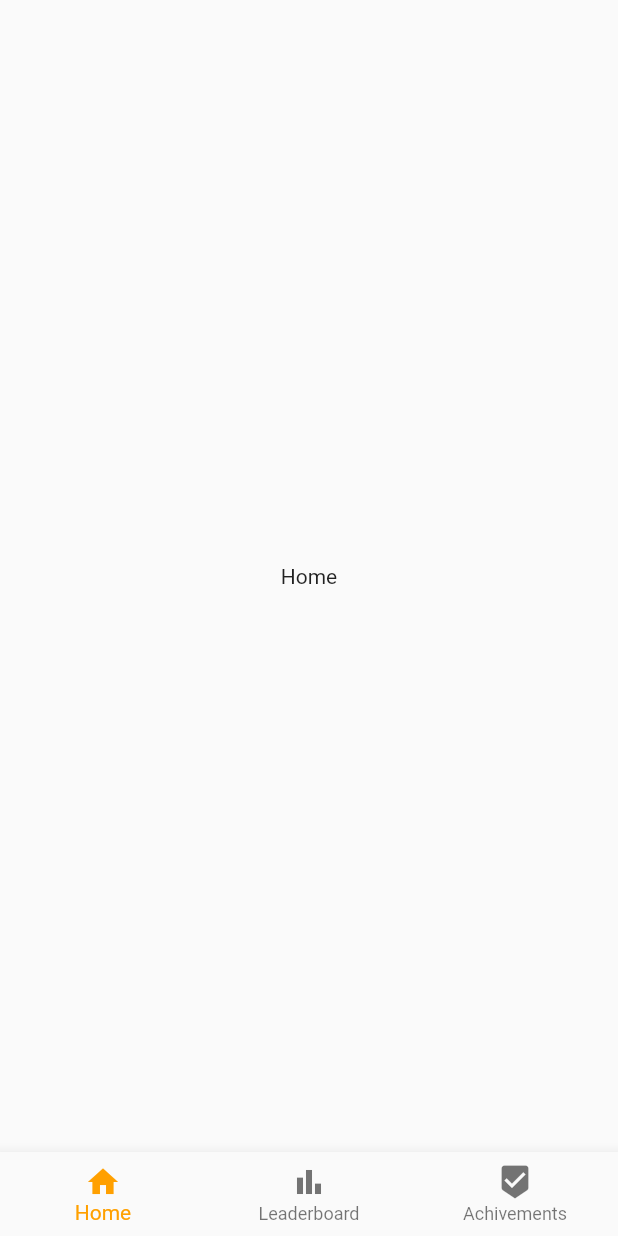
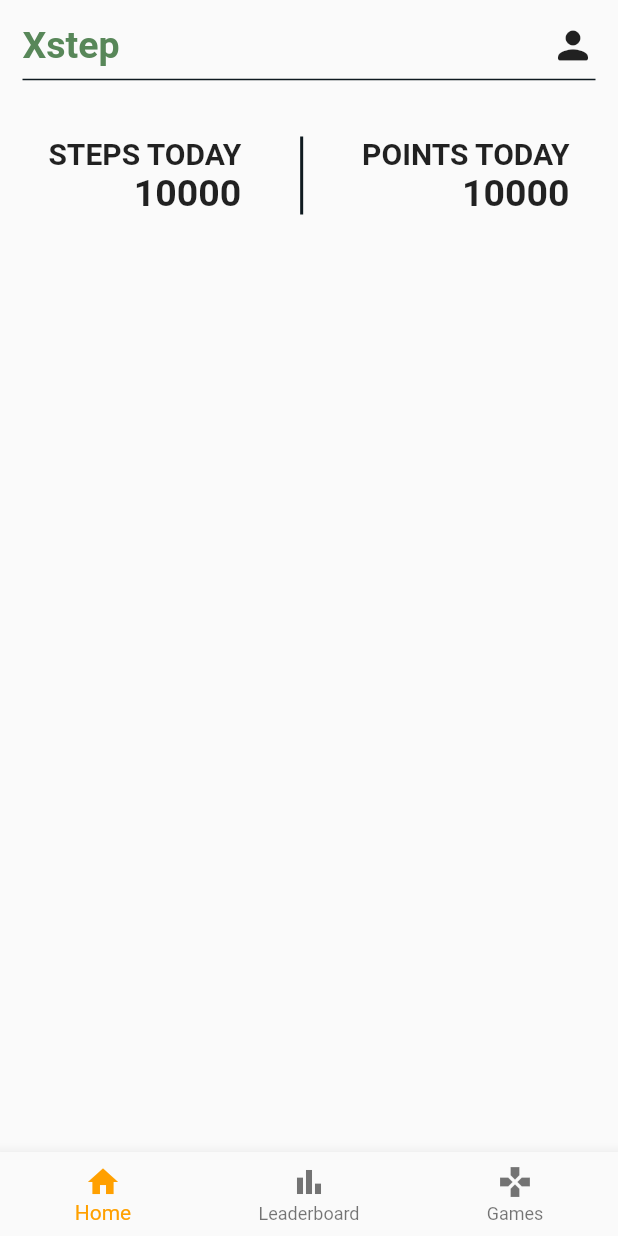
Before and after one commit to andrazadamic/xStep, a Flutter app: the screen it shows after launch, on a phone screen of 412 x 824 dp. Run offline on Flutter 3.47's test engine with Material 2 defaults, Android fonts, the light colour scheme and no system bars.

Commit message:
Some improvement on home page.

```diff
--- a/lib/home_page.dart
+++ /dev/null
@@ -1,15 +0,0 @@
-import 'package:flutter/material.dart';
-import 'package:flutter/widgets.dart';
-
-class HomePage extends StatelessWidget {
-  const HomePage({Key? key}) : super(key: key);
-
-  @override
-  Widget build(BuildContext context) {
-    return Container(
-      child: Center(
-        child: Text("Home"),
-      ),
-    );
-  }
-}
--- a/lib/main.dart
+++ b/lib/main.dart
@@ -1,8 +1,8 @@
 import 'package:flutter/material.dart';
 import 'package:flutter/widgets.dart';
-import 'home_page.dart';
-import 'leaderboard_page.dart';
-import 'games_page.dart';
+import 'pages/games_page.dart';
+import 'pages/leaderboard_page.dart';
+import 'pages/home_page.dart';
 
 void main() => runApp(const MyApp());
 
@@ -36,7 +36,7 @@
               BottomNavigationBarItem(
                   icon: Icon(Icons.bar_chart), label: "Leaderboard"),
               BottomNavigationBarItem(
-                  icon: Icon(Icons.beenhere), label: "Achivements")
+                  icon: Icon(Icons.gamepad), label: "Games"),
             ],
             currentIndex: _selectedIndex,
             onTap: _onItemTapped,
--- /dev/null
+++ b/lib/pages/home_page.dart
@@ -0,0 +1,93 @@
+import 'package:flutter/material.dart';
+import 'package:flutter/painting.dart';
+import 'package:flutter/widgets.dart';
+
+class HomePage extends StatelessWidget {
+  const HomePage({Key? key}) : super(key: key);
+
+  @override
+  Widget build(BuildContext context) {
+    return Container(
+      child: Column(
+        children: [
+          const SizedBox(
+            height: 15,
+          ),
+          Padding(
+            padding: const EdgeInsets.fromLTRB(15.0, 0, 15.0, 0),
+            child: Row(
+              mainAxisAlignment: MainAxisAlignment.spaceBetween,
+              children: const [
+                Text(
+                  "Xstep",
+                  textAlign: TextAlign.left,
+                  style: TextStyle(
+                      fontSize: 25,
+                      fontWeight: FontWeight.bold,
+                      color: Color(0xFF588759)),
+                ),
+                Icon(
+                  Icons.person_rounded,
+                  size: 30,
+                )
+              ],
+            ),
+          ),
+          const Divider(
+            indent: 15,
+            endIndent: 15,
+            thickness: 1,
+            color: Color(0xFF0F1A20),
+          ),
+          const SizedBox(
+            height: 30,
+          ),
+          IntrinsicHeight(
+            child: Row(
+              mainAxisAlignment: MainAxisAlignment.spaceEvenly,
+              children: [
+                Column(
+                  crossAxisAlignment: CrossAxisAlignment.end,
+                  children: const [
+                    Text(
+                      "STEPS TODAY",
+                      style:
+                          TextStyle(fontSize: 20, fontWeight: FontWeight.bold),
+                    ),
+                    Text(
+                      "10000",
+                      style:
+                          TextStyle(fontSize: 25, fontWeight: FontWeight.bold),
+                    )
+                  ],
+                ),
+                const VerticalDivider(
+                  thickness: 2,
+                  color: Color(0xFF0F1A20),
+                ),
+                Column(
+                  crossAxisAlignment: CrossAxisAlignment.end,
+                  children: const [
+                    Text(
+                      "POINTS TODAY",
+                      style:
+                          TextStyle(fontSize: 20, fontWeight: FontWeight.bold),
+                    ),
+                    Text(
+                      "10000",
+                      style:
+                          TextStyle(fontSize: 25, fontWeight: FontWeight.bold),
+                    )
+                  ],
+                ),
+              ],
+            ),
+          ),
+          const SizedBox(
+            height: 15,
+          ),
+        ],
+      ),
+    );
+  }
+}
```
Also changed, not shown: lib/pages/games_page.dart (renamed from lib/games_page.dart), lib/pages/leaderboard_page.dart (renamed from lib/leaderboard_page.dart).
